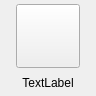
Above: ui/toolboxitem.ui from VITObelgium/cpp-infra before the change. Below: the same form after it.
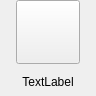
That is the form after the change.

Commit message: Toolbox item size constaints changed

```diff
--- a/ui/toolboxitem.ui
+++ b/ui/toolboxitem.ui
@@ -11,7 +11,7 @@
    </rect>
   </property>
   <property name="sizePolicy">
-   <sizepolicy hsizetype="Minimum" vsizetype="Minimum">
+   <sizepolicy hsizetype="Minimum" vsizetype="Preferred">
     <horstretch>0</horstretch>
     <verstretch>0</verstretch>
    </sizepolicy>
@@ -123,7 +123,7 @@
    <item>
     <widget class="QLabel" name="label">
      <property name="sizePolicy">
-      <sizepolicy hsizetype="Minimum" vsizetype="Fixed">
+      <sizepolicy hsizetype="Minimum" vsizetype="Preferred">
        <horstretch>0</horstretch>
        <verstretch>0</verstretch>
       </sizepolicy>
```
